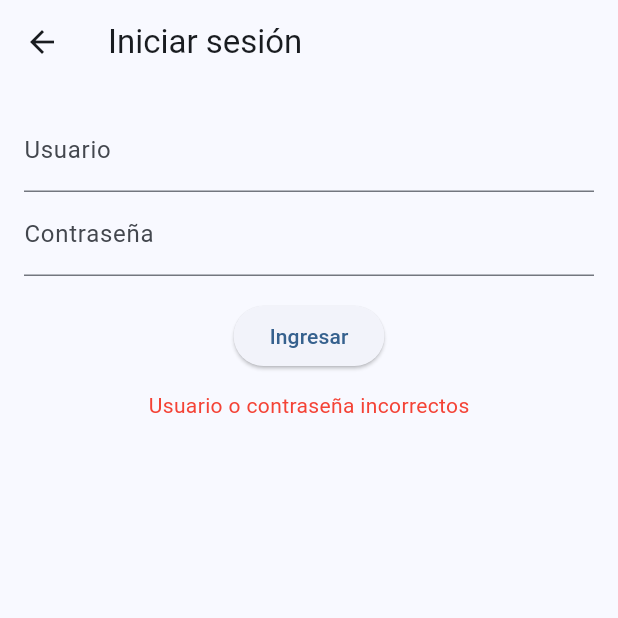
After one commit to Informatica-237/examen-front, a Flutter app: the AdminLoginPage screen opened by its route, after a tap on "Ingresar", on a phone screen of 412 x 824 dp, the top half of it. The commit adds this screen. Run offline on Flutter 3.47's test engine with Material 3 defaults, Android fonts, the phone set to English and light mode, and no system bars; our stand-ins replace cloud_firestore, firebase_auth, firebase_core; accounts and stored records are empty; network calls fail.

Commit message:
agregar login para admin y ver datos

```diff
--- /dev/null
+++ b/lib/pages/admin_login_page.dart
@@ -0,0 +1,69 @@
+import 'package:flutter/material.dart';
+import 'admin_result_view.dart';
+
+class AdminLoginPage extends StatefulWidget {
+  const AdminLoginPage({super.key});
+
+  @override
+  State<AdminLoginPage> createState() => _AdminLoginPageState();
+}
+
+class _AdminLoginPageState extends State<AdminLoginPage> {
+  final TextEditingController userController = TextEditingController();
+  final TextEditingController passController = TextEditingController();
+
+  String errorMessage = '';
+
+  void _login() {
+    const String hardcodedUser = 'admin';
+    const String hardcodedPass = 'admin123';
+
+    if (userController.text == hardcodedUser &&
+        passController.text == hardcodedPass) {
+      Navigator.push(
+        context,
+        MaterialPageRoute(builder: (context) => const AdminResultView()),
+      );
+    } else {
+      setState(() {
+        errorMessage = 'Usuario o contraseña incorrectos';
+      });
+    }
+  }
+
+  @override
+  Widget build(BuildContext context) {
+    return Scaffold(
+      appBar: AppBar(title: const Text('Iniciar sesión')),
+      body: Padding(
+        padding: const EdgeInsets.all(16.0),
+        child: Column(
+          children: [
+            TextField(
+              controller: userController,
+              decoration: const InputDecoration(labelText: 'Usuario'),
+            ),
+            TextField(
+              controller: passController,
+              obscureText: true,
+              decoration: const InputDecoration(labelText: 'Contraseña'),
+            ),
+            const SizedBox(height: 16),
+            ElevatedButton(
+              onPressed: _login,
+              child: const Text('Ingresar'),
+            ),
+            if (errorMessage.isNotEmpty)
+              Padding(
+                padding: const EdgeInsets.only(top: 12.0),
+                child: Text(
+                  errorMessage,
+                  style: const TextStyle(color: Colors.red),
+                ),
+              ),
+          ],
+        ),
+      ),
+    );
+  }
+}
```
Also changed, not shown: lib/data/question_data.dart (+30 -30 lines), lib/main.dart (+11 -3 lines), lib/pages/admin_result_view.dart (added, +112 -0 lines), lib/pages/exam_page.dart (+75 -2 lines), lib/pages/input_data_page.dart (+19 -3 lines), 1 other file.
